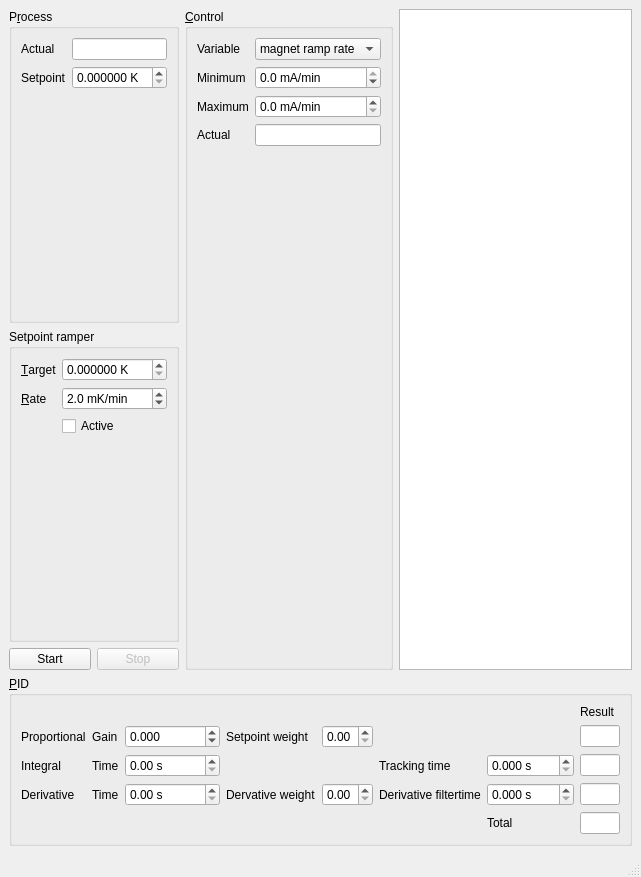
The window that AdrTemperatureControl2Ui.ui (AvirupRoy/research) describes before a commit, drawn with Qt 5.
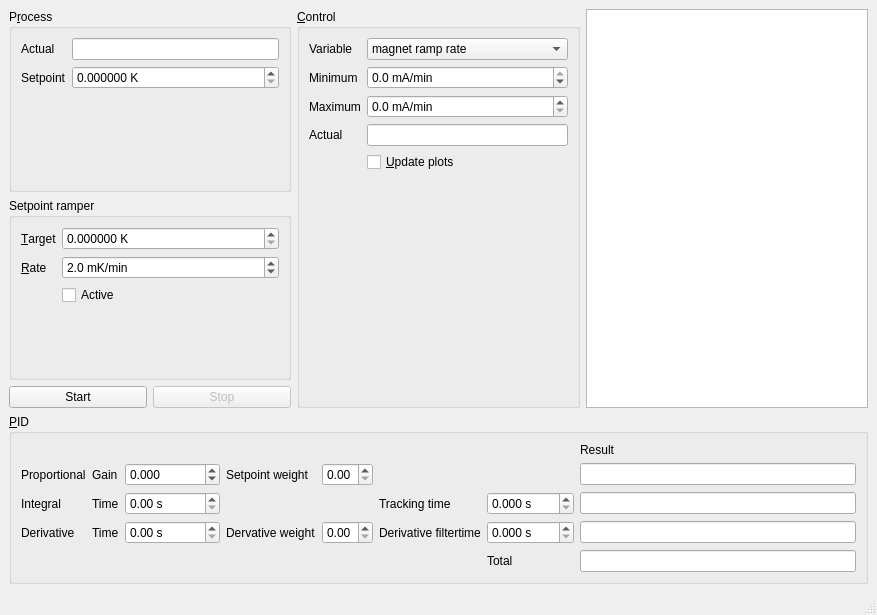
The same window after the commit. Custom widgets are drawn as their Qt base class.

Commit message: Made plotting optional in AdrTemperatureControl

```diff
--- a/AdrTemperatureControl2Ui.ui
+++ b/AdrTemperatureControl2Ui.ui
@@ -6,8 +6,8 @@
    <rect>
     <x>0</x>
     <y>0</y>
-    <width>641</width>
-    <height>877</height>
+    <width>877</width>
+    <height>615</height>
    </rect>
   </property>
   <property name="windowTitle">
@@ -293,6 +293,13 @@
              <item row="3" column="1">
               <widget class="FloatIndicator" name="controlIndicator"/>
              </item>
+             <item row="4" column="1">
+              <widget class="QCheckBox" name="updatePlotsCb">
+               <property name="text">
+                <string>&amp;Update plots</string>
+               </property>
+              </widget>
+             </item>
             </layout>
            </item>
           </layout>
```
Left out of the diff: 2 changed lines with no effect on the pictures. The commit also changes 1 other file.
